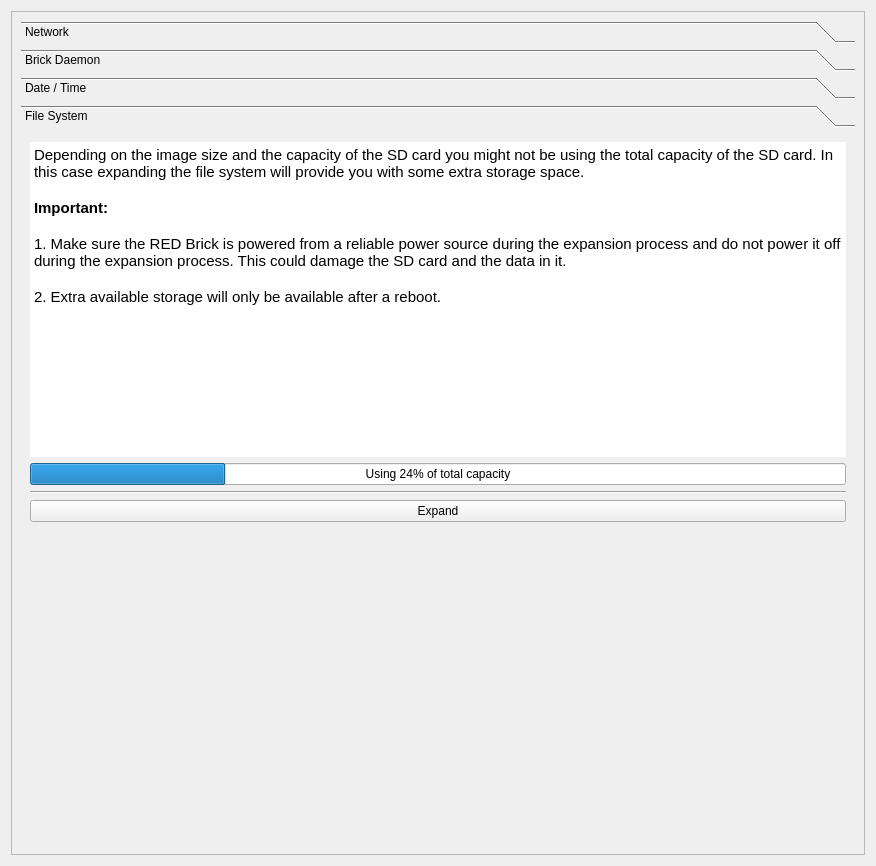
Above: src/brickv/plugin_system/plugins/red/ui/red_tab_settings.ui from Tinkerforge/brickv before the change. Below: the same form after it.
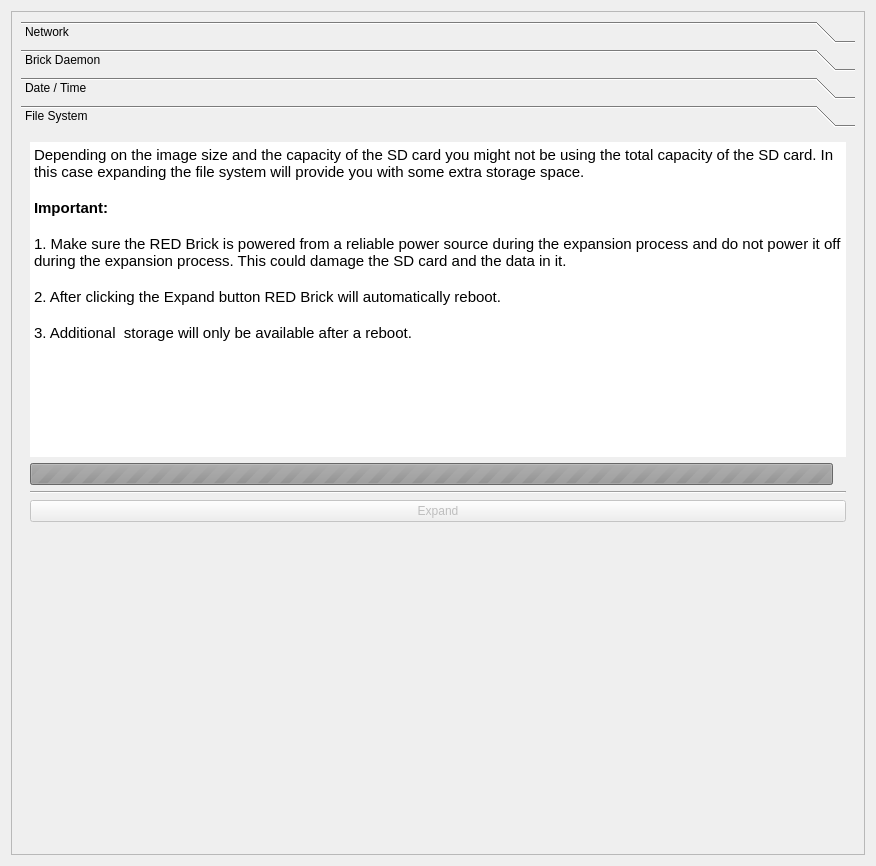
That is the form after the change. The open tabs and pages were chosen to show the change.

Commit message: red-brick: Integrating file system expansion feature

The edit to the form file:
```diff
--- a/src/brickv/plugin_system/plugins/red/ui/red_tab_settings.ui
+++ b/src/brickv/plugin_system/plugins/red/ui/red_tab_settings.ui
@@ -1196,9 +1196,35 @@
          </attribute>
          <layout class="QVBoxLayout" name="verticalLayout_12">
           <item>
-           <layout class="QVBoxLayout" name="verticalLayout_6">
-            <item>
+           <layout class="QGridLayout" name="gridLayout">
+            <item row="1" column="0">
+             <widget class="QProgressBar" name="pbar_fs_capacity_utilization">
+              <property name="enabled">
+               <bool>false</bool>
+              </property>
+              <property name="maximum">
+               <number>0</number>
+              </property>
+              <property name="value">
+               <number>0</number>
+              </property>
+              <property name="format">
+               <string/>
+              </property>
+             </widget>
+            </item>
+            <item row="1" column="1">
+             <widget class="QLabel" name="label_pbar_fs_capacity_utilization">
+              <property name="text">
+               <string/>
+              </property>
+             </widget>
+            </item>
+            <item row="0" column="0" colspan="2">
              <widget class="QTextBrowser" name="tb_fs_expand_info">
+              <property name="enabled">
+               <bool>true</bool>
+              </property>
               <property name="frameShape">
                <enum>QFrame::NoFrame</enum>
               </property>
@@ -1219,35 +1245,23 @@
 &lt;p style=&quot;-qt-paragraph-type:empty; margin-top:0px; margin-bottom:0px; margin-left:0px; margin-right:0px; -qt-block-indent:0; text-indent:0px; font-weight:600;&quot;&gt;&lt;br /&gt;&lt;/p&gt;
 &lt;p style=&quot; margin-top:0px; margin-bottom:0px; margin-left:0px; margin-right:0px; -qt-block-indent:0; text-indent:0px;&quot;&gt;1. Make sure the RED Brick is powered from a reliable power source during the expansion process and do not power it off during the expansion process. This could damage the SD card and the data in it.&lt;/p&gt;
 &lt;p style=&quot;-qt-paragraph-type:empty; margin-top:0px; margin-bottom:0px; margin-left:0px; margin-right:0px; -qt-block-indent:0; text-indent:0px;&quot;&gt;&lt;br /&gt;&lt;/p&gt;
-&lt;p style=&quot; margin-top:0px; margin-bottom:0px; margin-left:0px; margin-right:0px; -qt-block-indent:0; text-indent:0px;&quot;&gt;2. Extra available storage will only be available after a reboot. &lt;/p&gt;&lt;/body&gt;&lt;/html&gt;</string>
+&lt;p style=&quot; margin-top:0px; margin-bottom:0px; margin-left:0px; margin-right:0px; -qt-block-indent:0; text-indent:0px;&quot;&gt;2. After clicking the Expand button RED Brick will automatically reboot.&lt;/p&gt;
+&lt;p style=&quot;-qt-paragraph-type:empty; margin-top:0px; margin-bottom:0px; margin-left:0px; margin-right:0px; -qt-block-indent:0; text-indent:0px;&quot;&gt;&lt;br /&gt;&lt;/p&gt;
+&lt;p style=&quot; margin-top:0px; margin-bottom:0px; margin-left:0px; margin-right:0px; -qt-block-indent:0; text-indent:0px;&quot;&gt;3. Additional  storage will only be available after a reboot. &lt;/p&gt;&lt;/body&gt;&lt;/html&gt;</string>
               </property>
              </widget>
             </item>
-            <item>
-             <widget class="QProgressBar" name="pbar_fs_capacity_utilization">
-              <property name="value">
-               <number>24</number>
-              </property>
-              <property name="format">
-               <string>Using %p% of total capacity</string>
-              </property>
-             </widget>
-            </item>
-            <item>
-             <widget class="Line" name="line">
-              <property name="orientation">
-               <enum>Qt::Horizontal</enum>
-              </property>
-             </widget>
-            </item>
-            <item>
+            <item row="3" column="0" colspan="2">
              <widget class="QPushButton" name="pbutton_fs_expand">
+              <property name="enabled">
+               <bool>false</bool>
+              </property>
               <property name="text">
                <string>Expand</string>
               </property>
              </widget>
             </item>
-            <item>
+            <item row="4" column="0" colspan="2">
              <spacer name="verticalSpacer">
               <property name="orientation">
                <enum>Qt::Vertical</enum>
@@ -1260,6 +1274,13 @@
               </property>
              </spacer>
             </item>
+            <item row="2" column="0" colspan="2">
+             <widget class="Line" name="line">
+              <property name="orientation">
+               <enum>Qt::Horizontal</enum>
+              </property>
+             </widget>
+            </item>
            </layout>
           </item>
          </layout>
```
The commit also changes 2 other files.
